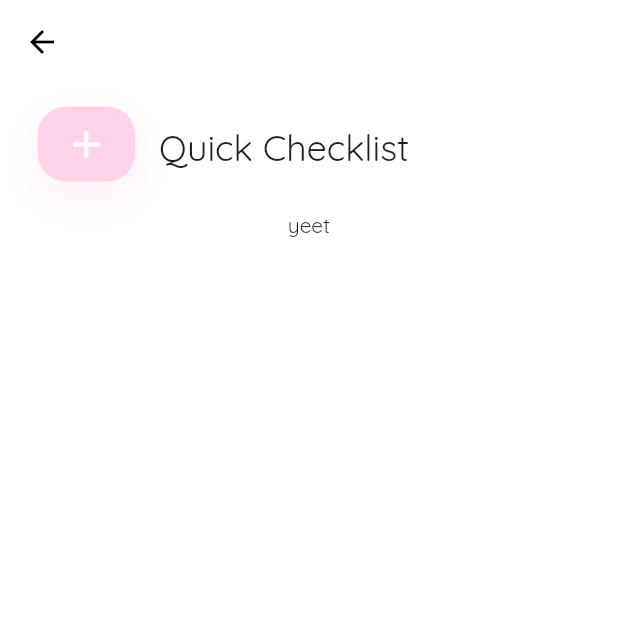
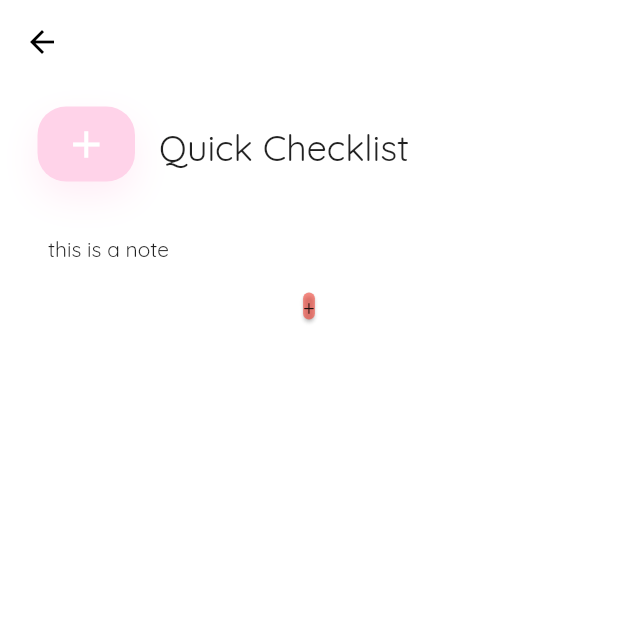
Before and after one commit to RameshNikhil/ArloApp, a Flutter app: the NewNote screen opened directly, on a phone screen of 412 x 824 dp, the top half of it. Run offline on Flutter 3.47's test engine with Material 2 defaults, Android fonts, the phone set to English and light mode, and no system bars.

```diff
--- a/lib/pages/homescreen.dart
+++ b/lib/pages/homescreen.dart
@@ -3,6 +3,9 @@ import 'package:Arlo/componenets/function_card.dart';
 import 'package:flutter/material.dart';
 
 class HomeScreen extends StatelessWidget {
+  String userName;
+  HomeScreen({@required this.userName}); //don't know if required is "required" since validation is present on the previous page
+
   @override
   Widget build(BuildContext context) {
     return Scaffold(
@@ -37,7 +40,7 @@ class HomeScreen extends StatelessWidget {
                       fontSize: 31.0,
                       color: Colors.black,
                     )),
-                Text("Nikhil Ramesh",
+                Text(userName,  // ! why no widget.username?
                     style: TextStyle(
                         fontSize: 32.0,
                         //fontFamily: "Montserrat",
--- a/lib/pages/new_note.dart
+++ b/lib/pages/new_note.dart
@@ -42,30 +42,38 @@ class NewNote extends StatelessWidget {
                   ),
                 ),
               ),
-
               Text(
                 "Quick Checklist",
                 style: TextStyle(
                   fontSize: 24.0,
                 ),
               ),
-
             ],
           ),
 
           //write a checklist
 
-          // Padding(
-          //   padding: EdgeInsets.only(left: 3.0, right: 3.0),
-          //   child: Column(
-            Column(
-            crossAxisAlignment: CrossAxisAlignment.start,
-            children: <Widget>[
-              Text("yeet"),
-              //need to make this an auto populating list view with button
-            ],
+          Container(
+            child: Padding(
+              child: Row(
+              children: <Widget>[
+                Text("this is a note"), //TAG
+              ],
+            ),
+            padding: EdgeInsets.fromLTRB(32.0, 16.0, 32.0, 16.0),
+            )
           ),
-          // ),
+          Center(
+            child: GestureDetector(
+            child: Card(
+              child: Text("+"),
+              color: Colors.red.withOpacity(0.6),
+            ),
+            onTap: (){
+              //create new text in the "TAG" above
+            },
+          )
+          ),
 
 
         ],
```
Also changed, not shown: lib/pages/intro_page.dart (+71 -15 lines), 1 other file.
